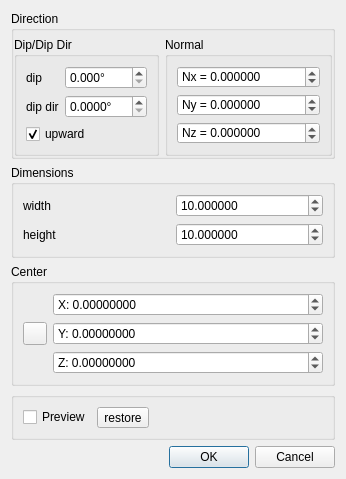
This is qCC/ui_templates/bdrPlaneEditorDlg.ui in CloudCompare/CloudCompare as Qt 5 draws it before an edit. The edited form follows.
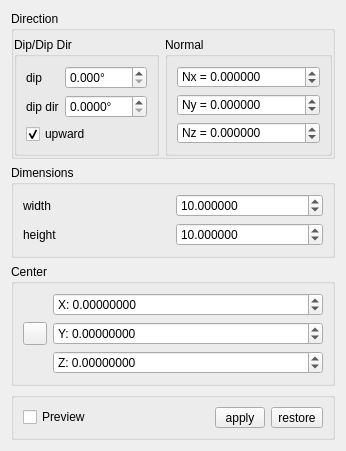
This is the edited form. Icons and pictures are not drawn.

Commit message: planar entity editor ui

```diff
--- a/qCC/ui_templates/bdrPlaneEditorDlg.ui
+++ b/qCC/ui_templates/bdrPlaneEditorDlg.ui
@@ -7,7 +7,7 @@
     <x>0</x>
     <y>0</y>
     <width>331</width>
-    <height>419</height>
+    <height>392</height>
    </rect>
   </property>
   <property name="sizePolicy">
@@ -345,7 +345,7 @@
      <property name="flat">
       <bool>true</bool>
      </property>
-     <layout class="QFormLayout" name="formLayout_2">
+     <layout class="QGridLayout" name="gridLayout_2">
       <item row="0" column="0">
        <widget class="QCheckBox" name="previewCheckBox">
         <property name="sizePolicy">
@@ -360,7 +360,26 @@
        </widget>
       </item>
       <item row="0" column="1">
+       <widget class="QToolButton" name="applyToolButton">
+        <property name="minimumSize">
+         <size>
+          <width>50</width>
+          <height>0</height>
+         </size>
+        </property>
+        <property name="text">
+         <string>apply</string>
+        </property>
+       </widget>
+      </item>
+      <item row="0" column="2">
        <widget class="QToolButton" name="restoreToolButton">
+        <property name="minimumSize">
+         <size>
+          <width>50</width>
+          <height>0</height>
+         </size>
+        </property>
         <property name="text">
          <string>restore</string>
         </property>
@@ -369,16 +388,6 @@
      </layout>
     </widget>
    </item>
-   <item>
-    <widget class="QDialogButtonBox" name="buttonBox">
-     <property name="orientation">
-      <enum>Qt::Horizontal</enum>
-     </property>
-     <property name="standardButtons">
-      <set>QDialogButtonBox::Cancel|QDialogButtonBox::Ok</set>
-     </property>
-    </widget>
-   </item>
   </layout>
  </widget>
  <resources>
```
Left out of the diff: 51 changed lines with no effect on the pictures. The commit also changes 7 other files.
